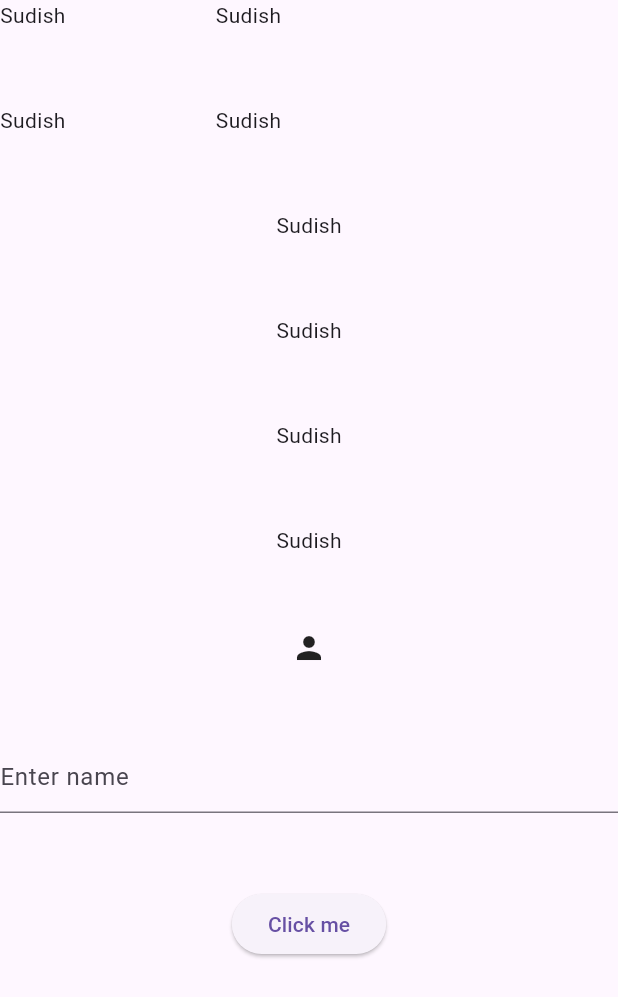
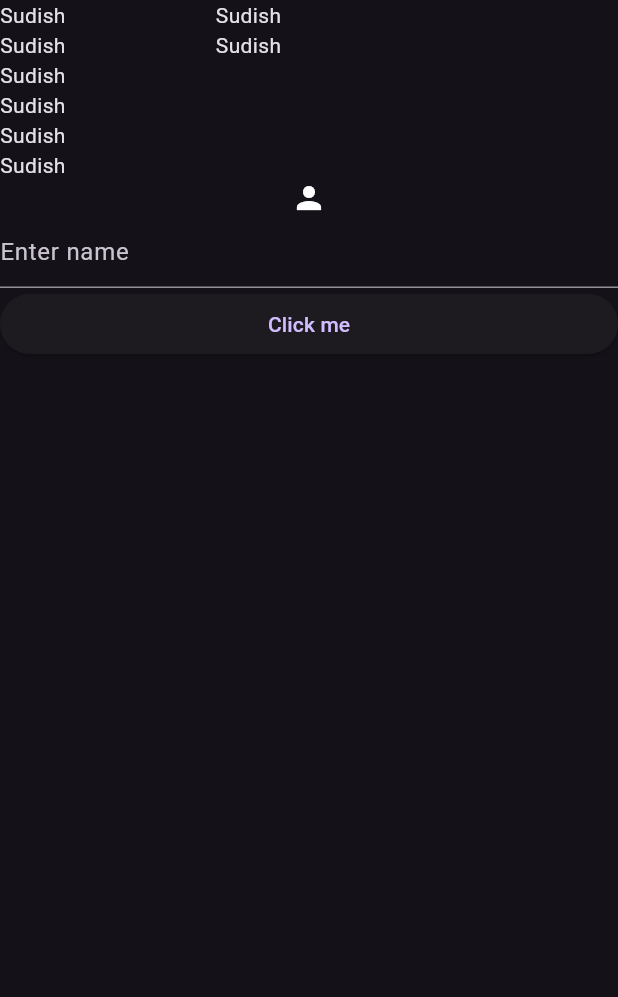
Before and after one commit to sudishk/flutter_basic, a Flutter app: the screen it shows after launch, after a tap on "Click me", on a phone screen of 412 x 824 dp. Shown: the top 997 px of the screen. Run offline on Flutter 3.47's test engine with Material 3 defaults, Android fonts, the phone set to English and light mode, and no system bars.

Commit message:
Theme:Light mode and dark mode added using provider

```diff
--- a/lib/main.dart
+++ b/lib/main.dart
@@ -1,8 +1,12 @@
 import 'package:flutter/cupertino.dart';
 import 'package:flutter/material.dart';
+import 'package:flutter_basic/theme_provider.dart';
+import 'package:provider/provider.dart';
 
 void main(){
-  runApp(MyApp());
+  runApp(MultiProvider(providers: [
+     ChangeNotifierProvider(create: (context) => ThemeProvider(),)
+  ], child: MyApp(),));
 }
 
 
@@ -11,12 +15,14 @@ class MyApp extends StatelessWidget {
 
   @override
   Widget build(BuildContext context) {
+    var provider = Provider.of<ThemeProvider>(context);
     return MaterialApp(
+      theme: ThemeData.light(),
+      darkTheme: ThemeData.dark(),
+      themeMode: provider.getThemeMode(),
       home: Scaffold(
         body: SafeArea(
-          child: Column(
-            crossAxisAlignment: CrossAxisAlignment.center,
-            spacing: 50,
+          child: ListView(
             children: [
               Row(
                 spacing: 100,
@@ -41,7 +47,7 @@ class MyApp extends StatelessWidget {
               TextField(decoration: InputDecoration(hintText: "Enter name"),),
               // Image.network("src"),
               ElevatedButton(onPressed: () {
-
+                provider.changeTheme();
               }, child: Text("Click me"))
 
             ],
--- /dev/null
+++ b/lib/theme_provider.dart
@@ -0,0 +1,13 @@
+import 'package:flutter/cupertino.dart';
+import 'package:flutter/material.dart';
+
+class ThemeProvider with ChangeNotifier{
+  bool isDarkMode = false;
+  ThemeMode getThemeMode(){
+    return  isDarkMode? ThemeMode.dark:ThemeMode.light;
+  }
+  changeTheme(){
+    isDarkMode = !isDarkMode;
+    notifyListeners();
+  }
+}
--- a/pubspec.yaml
+++ b/pubspec.yaml
@@ -34,6 +34,7 @@ dependencies:
   # The following adds the Cupertino Icons font to your application.
   # Use with the CupertinoIcons class for iOS style icons.
   cupertino_icons: ^1.0.8
+  provider: ^6.1.5
 
 dev_dependencies:
   flutter_test:
```
Also changed, not shown: pubspec.lock.
